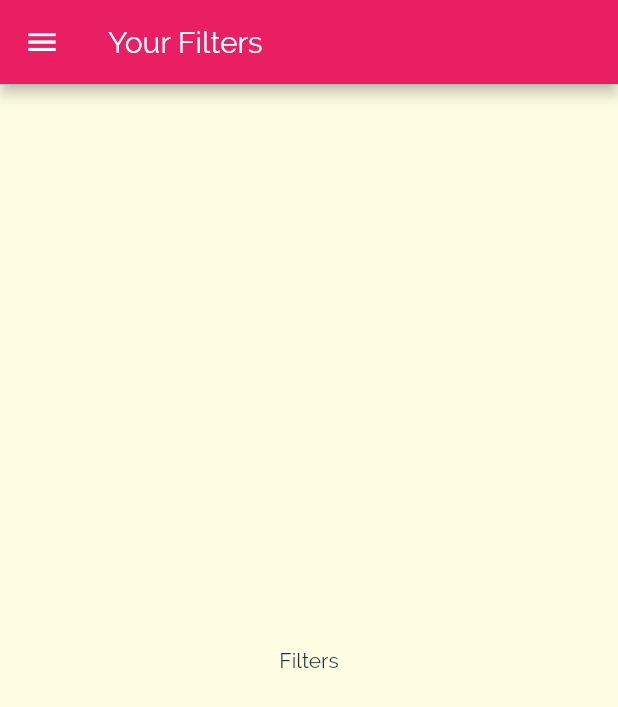
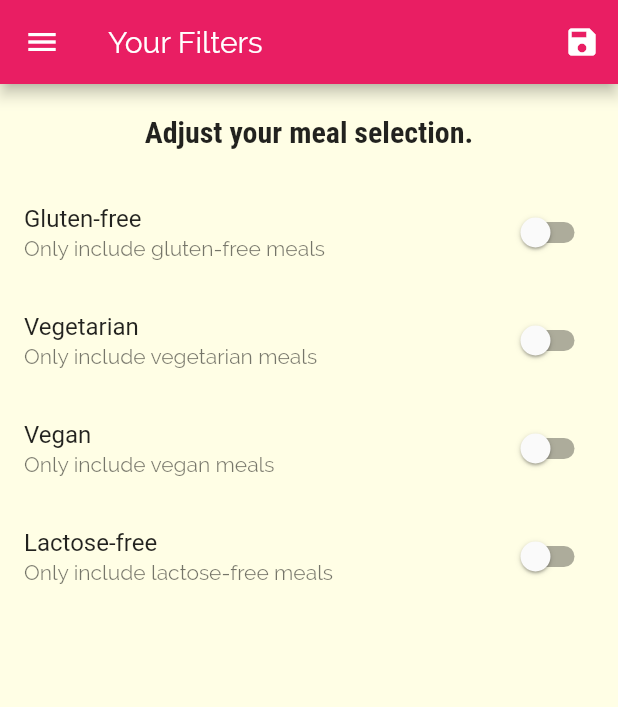
Before and after one commit to py415/deli_meals_flutter, a Flutter app: the FiltersScreen screen opened by its route, on a phone screen of 412 x 824 dp. Shown: the top 707 px of the screen. Run offline on Flutter 3.47's test engine with Material 2 defaults, Android fonts, the phone set to English and light mode, and no system bars.

Commit message:
Add dietary filter functionality

```diff
--- a/lib/main.dart
+++ b/lib/main.dart
@@ -1,5 +1,7 @@
 import 'package:flutter/material.dart';
 
+import 'dummy_data.dart';
+import 'models/meal.dart';
 import 'views/screens/categories_screen.dart';
 import 'views/screens/category_meals_screen.dart';
 import 'views/screens/meal_detail_screen.dart';
@@ -8,7 +10,46 @@
 
 void main() => runApp(MyApp());
 
-class MyApp extends StatelessWidget {
+class MyApp extends StatefulWidget {
+  @override
+  _MyAppState createState() => _MyAppState();
+}
+
+class _MyAppState extends State<MyApp> {
+  Map<String, bool> _filters = {
+    'gluten': false,
+    'lactose': false,
+    'vegan': false,
+    'vegetarian': false,
+  };
+  List<Meal> _availableMeals = DUMMY_MEALS;
+
+  void _setFilters(Map<String, bool> filterData) {
+    setState(() {
+      _filters = filterData;
+
+      _availableMeals = DUMMY_MEALS.where((meal) {
+        if (_filters['gluten'] && !meal.isGlutenFree) {
+          return false;
+        }
+
+        if (_filters['lactose'] && !meal.isLactoseFree) {
+          return false;
+        }
+
+        if (_filters['vegan'] && !meal.isVegan) {
+          return false;
+        }
+
+        if (_filters['vegetarian'] && !meal.isVegetarian) {
+          return false;
+        }
+
+        return true;
+      }).toList();
+    });
+  }
+
   @override
   Widget build(BuildContext context) {
     return MaterialApp(
@@ -35,9 +76,9 @@
       initialRoute: TabsScreen.id,
       routes: {
         TabsScreen.id: (ctx) => TabsScreen(),
-        FiltersScreen.id: (ctx) => FiltersScreen(),
+        FiltersScreen.id: (ctx) => FiltersScreen(_filters, _setFilters),
         CategoriesScreen.id: (ctx) => CategoriesScreen(),
-        CategoryMealsScreen.id: (ctx) => CategoryMealsScreen(),
+        CategoryMealsScreen.id: (ctx) => CategoryMealsScreen(_availableMeals),
         MealDetailScreen.id: (ctx) => MealDetailScreen(),
       },
       onUnknownRoute: (settings) {
--- a/lib/views/screens/category_meals_screen.dart
+++ b/lib/views/screens/category_meals_screen.dart
@@ -1,11 +1,14 @@
 import 'package:flutter/material.dart';
 
-import '../../dummy_data.dart';
 import '../../models/widgets/meal_item.dart';
 import '../../models/meal.dart';
 
 class CategoryMealsScreen extends StatefulWidget {
   static const String id = 'category_meals_screen';
+
+  final List<Meal> availableMeals;
+
+  CategoryMealsScreen(this.availableMeals);
 
   @override
   _CategoryMealsScreenState createState() => _CategoryMealsScreenState();
@@ -28,7 +31,7 @@
           ModalRoute.of(context).settings.arguments as Map<String, String>;
       final categoryId = routeArgs['id'];
       categoryTitle = routeArgs['title'];
-      displayedMeals = DUMMY_MEALS.where((meal) {
+      displayedMeals = widget.availableMeals.where((meal) {
         return meal.categories.contains(categoryId);
       }).toList();
       _loadedInitData = true;
--- a/lib/views/screens/filters_screen.dart
+++ b/lib/views/screens/filters_screen.dart
@@ -1,18 +1,121 @@
 import 'package:delimeals_flutter/models/widgets/main_drawer.dart';
 import 'package:flutter/material.dart';
 
-class FiltersScreen extends StatelessWidget {
+class FiltersScreen extends StatefulWidget {
   static const String id = 'filters_screen';
+
+  final Function saveFilters;
+  final Map<String, bool> currentFilters;
+
+  FiltersScreen(this.currentFilters, this.saveFilters);
+
+  @override
+  _FiltersScreenState createState() => _FiltersScreenState();
+}
+
+class _FiltersScreenState extends State<FiltersScreen> {
+  bool _glutenFree = false;
+  bool _lactoseFree = false;
+  bool _vegetarian = false;
+  bool _vegan = false;
+
+  @override
+  initState() {
+    _glutenFree = widget.currentFilters['gluten'];
+    _lactoseFree = widget.currentFilters['lactose'];
+    _vegetarian = widget.currentFilters['vegetarian'];
+    _vegan = widget.currentFilters['vegan'];
+    super.initState();
+  }
+
+  Widget _buildSwitchListTile(String title, String description,
+      bool currentValue, Function updateValue) {
+    return SwitchListTile(
+      title: Text(title),
+      value: currentValue,
+      subtitle: Text(description),
+      onChanged: updateValue,
+    );
+  }
 
   @override
   Widget build(BuildContext context) {
     return Scaffold(
       appBar: AppBar(
         title: Text('Your Filters'),
+        actions: [
+          IconButton(
+            icon: Icon(Icons.save),
+            onPressed: () {
+              final selectedFilters = {
+                'gluten': _glutenFree,
+                'lactose': _lactoseFree,
+                'vegan': _vegan,
+                'vegetarian': _vegetarian,
+              };
+
+              widget.saveFilters(selectedFilters);
+            },
+          ),
+        ],
       ),
       drawer: MainDrawer(),
-      body: Center(
-        child: Text('Filters'),
+      body: Column(
+        children: [
+          Container(
+            padding: EdgeInsets.all(20),
+            child: Text(
+              'Adjust your meal selection.',
+              style: Theme.of(context).textTheme.headline6,
+            ),
+          ),
+          Expanded(
+            child: ListView(
+              children: [
+                _buildSwitchListTile(
+                  'Gluten-free',
+                  'Only include gluten-free meals',
+                  _glutenFree,
+                  (newValue) {
+                    setState(() {
+                      _glutenFree = newValue;
+                    });
+                  },
+                ),
+                _buildSwitchListTile(
+                  'Vegetarian',
+                  'Only include vegetarian meals',
+                  _vegetarian,
+                  (newValue) {
+                    setState(() {
+                      _vegetarian = newValue;
+                    });
+                  },
+                ),
+                _buildSwitchListTile(
+                  'Vegan',
+                  'Only include vegan meals',
+                  _vegan,
+                  (newValue) {
+                    setState(() {
+                      _vegan = newValue;
+                    });
+                  },
+                ),
+                _buildSwitchListTile(
+                  'Lactose-free',
+                  'Only include lactose-free meals',
+                  _lactoseFree,
+                  (newValue) {
+                    setState(() {
+                      _lactoseFree = newValue;
+                    });
+                  },
+                ),
+              ],
+            ),
+          ),
+        ],
       ),
     );
   }
```
Also changed, not shown: 1 other file.
